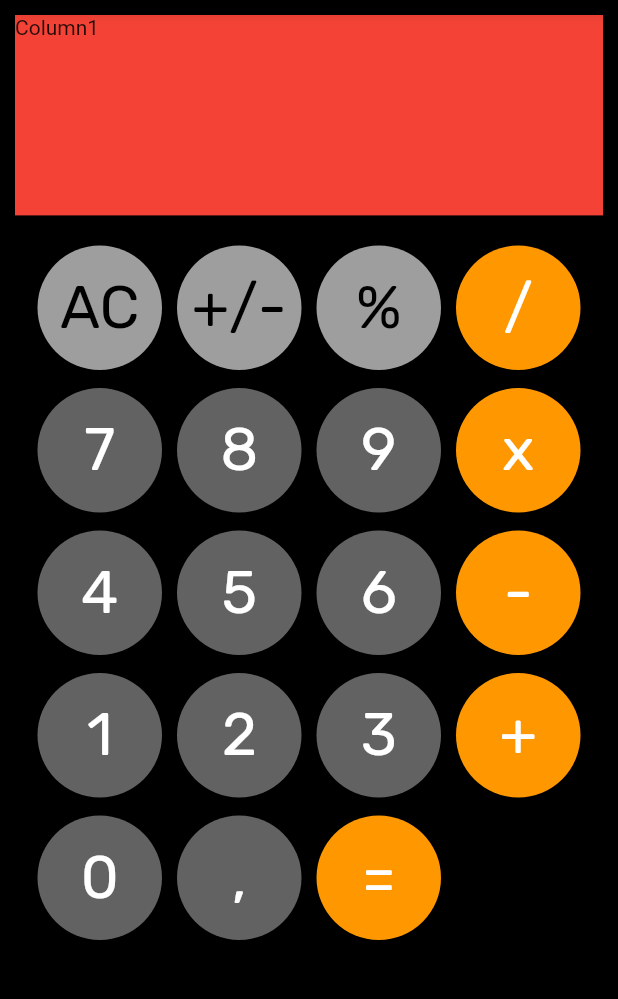
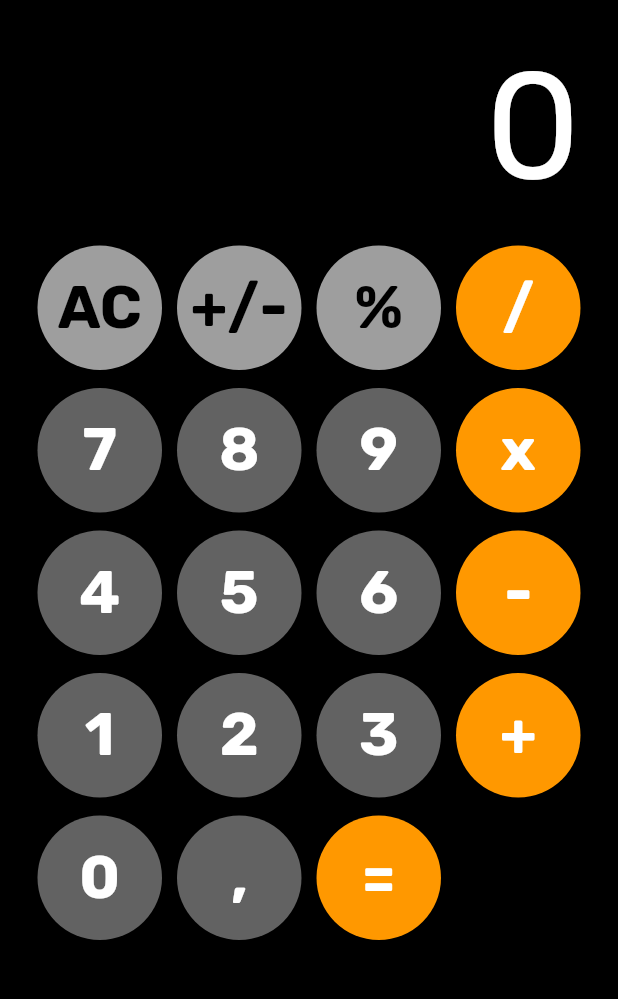
Before and after one commit to daduam/calculator, a Flutter app: the screen it shows after launch, on a phone screen of 412 x 824 dp, the part 84-1083 px from its top. Run offline on Flutter 3.47's test engine with Material 2 defaults, Android fonts, the phone set to English and light mode, and no system bars.

Commit message:
Style the result text

```diff
--- a/lib/pages/home/features/grid_display_feature/button_display.dart
+++ b/lib/pages/home/features/grid_display_feature/button_display.dart
@@ -40,7 +40,7 @@ class ButtonDisplay extends StatelessWidget {
                 color: textColor(button.function),
                 fontSize: 40.0,
                 fontFamily: "Rubik",
-                fontWeight: FontWeight.w400)),
+                fontWeight: FontWeight.w700)),
       ),
     );
   }
--- a/lib/pages/home/features/result_display_feature/result_display.dart
+++ b/lib/pages/home/features/result_display_feature/result_display.dart
@@ -8,8 +8,15 @@ class ResultDisplay extends StatelessWidget {
     return Expanded(
         child: Container(
       margin: const EdgeInsets.all(10),
-      color: Colors.red,
-      child: const Text("Column1"),
+      child: Container(
+          alignment: Alignment.bottomRight,
+          padding: const EdgeInsets.symmetric(horizontal: 15.0),
+          child: const Text(
+            "0",
+            textAlign: TextAlign.end,
+            style: TextStyle(
+                color: Colors.white, fontFamily: "Rubik", fontSize: 100.0),
+          )),
     ));
   }
 }
```
